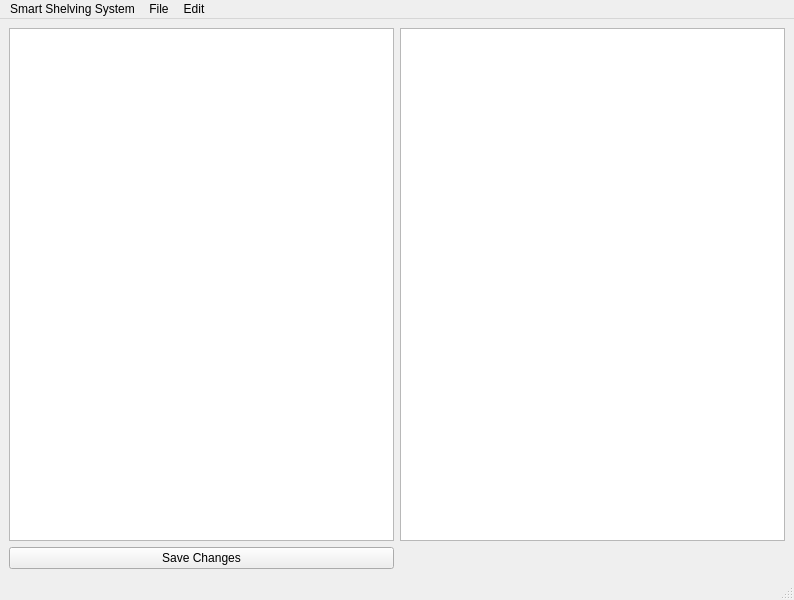
Before: the Qt Designer form management/src/Smart_Shelving_System.ui in nicoshinozaki/Smart-Shelving-System, drawn with Qt 5.
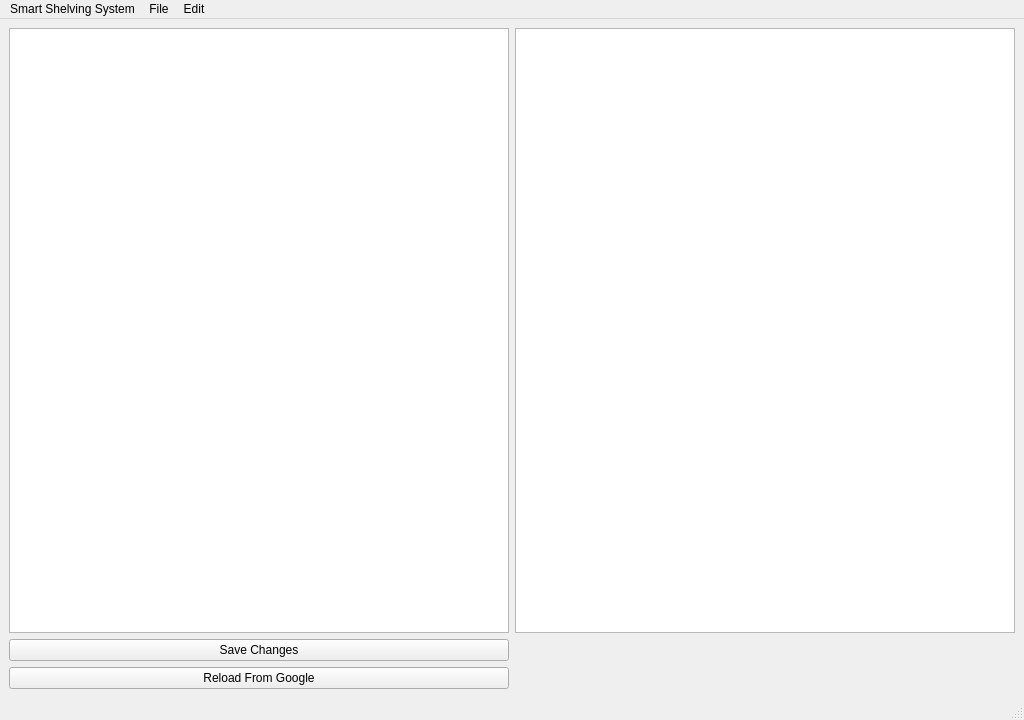
After: the same form once the commit is applied. Icons and pictures are not drawn.

Commit message: added edit functions and reload function, more eye candy

The edit to the form file:
```diff
--- a/management/src/Smart_Shelving_System.ui
+++ b/management/src/Smart_Shelving_System.ui
@@ -6,8 +6,8 @@
    <rect>
     <x>0</x>
     <y>0</y>
-    <width>794</width>
-    <height>600</height>
+    <width>1024</width>
+    <height>720</height>
    </rect>
   </property>
   <property name="windowTitle">
@@ -28,6 +28,26 @@
       </property>
      </widget>
     </item>
+    <item row="0" column="1">
+     <widget class="QTableWidget" name="tableWidget_2"/>
+    </item>
+    <item row="3" column="0">
+     <widget class="QPushButton" name="reloadButton">
+      <property name="text">
+       <string>Reload From Google</string>
+      </property>
+     </widget>
+    </item>
+    <item row="0" column="0">
+     <widget class="QTableWidget" name="tableWidget">
+      <property name="sizePolicy">
+       <sizepolicy hsizetype="Expanding" vsizetype="Expanding">
+        <horstretch>0</horstretch>
+        <verstretch>0</verstretch>
+       </sizepolicy>
+      </property>
+     </widget>
+    </item>
    </layout>
   </widget>
   <widget class="QMenuBar" name="menubar">
@@ -35,8 +55,8 @@
     <rect>
      <x>0</x>
      <y>0</y>
-     <width>794</width>
-     <height>20</height>
+     <width>1024</width>
+     <height>37</height>
     </rect>
    </property>
    <widget class="QMenu" name="menuSmart_Shelving_System">
```
Left out of the diff: 39 changed lines with no effect on the pictures. The commit also changes 3 other files.
